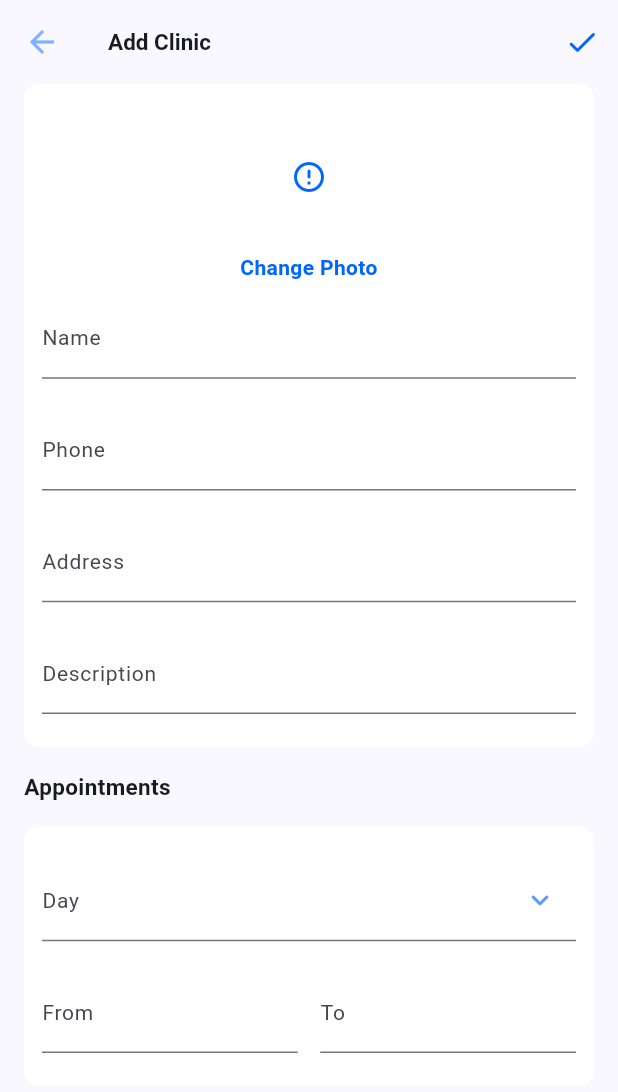
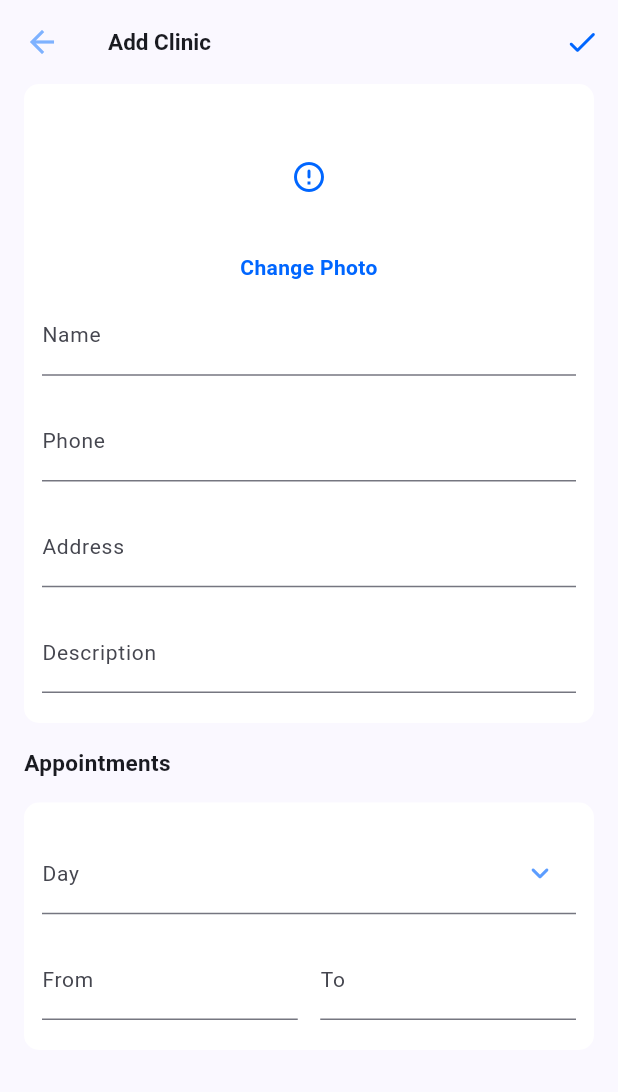
Before and after one commit to Heba-Ramzii/graduation_app, a Flutter app: the AddClinic screen opened directly, on a phone screen of 412 x 824 dp. Shown: the top 1092 px of the screen. Run offline on Flutter 3.47's test engine with Material 3 defaults, Android fonts, the phone set to English and light mode, and no system bars; drawn by our look-alikes of cached_network_image; our stand-ins replace flutter_iconly, flutter_rating_bar, flutter_svg, flutter_switch, font_awesome_flutter, percent_indicator; missing offline and left inert: mobkit_dashed_border; network calls fail.

Commit message:
add_clinic**

```diff
--- a/lib/feature/doctor/widgets/doctor_clinics/clinics/add_clinic/appointment_container.dart
+++ b/lib/feature/doctor/widgets/doctor_clinics/clinics/add_clinic/appointment_container.dart
@@ -13,6 +13,7 @@ class AppointmentContainer extends StatelessWidget {
   @override
   Widget build(BuildContext context) {
     return Container(
+      margin: const EdgeInsets.only(bottom: 20.0),
       padding:  const EdgeInsets.all(12.0),
       decoration: BoxDecoration(
         color: ColorsManager.white,
@@ -28,8 +29,7 @@ class AppointmentContainer extends StatelessWidget {
             onTap: () {},
             icon: Icons.keyboard_arrow_down_rounded,
           ),
-          Expanded(
-            child: Row(
+           Row(
              children: [
               Expanded(
                 child: EditInfoRow(
@@ -50,7 +50,6 @@ class AppointmentContainer extends StatelessWidget {
                ),
             ],
           ),
-          ),
         ],
       ),
     );
--- a/lib/feature/doctor/widgets/profile/edit_info_row.dart
+++ b/lib/feature/doctor/widgets/profile/edit_info_row.dart
@@ -25,7 +25,7 @@ class EditInfoRow extends StatelessWidget {
   @override
   Widget build(BuildContext context) {
     return Padding(
-      padding: const EdgeInsets.symmetric(vertical: 10.0),
+      padding: const EdgeInsets.symmetric(vertical: 8.0),
       child: Column(
         crossAxisAlignment: CrossAxisAlignment.start,
         children: [
@@ -49,7 +49,8 @@ class EditInfoRow extends StatelessWidget {
             onChanged: (text) {
               value = text;
             },
-          ),        ],
+          ),
+        ],
       ),
     );
   }
--- a/lib/main.dart
+++ b/lib/main.dart
@@ -2,7 +2,6 @@ import 'package:flutter/material.dart';
 import 'package:graduation_app/core/theme_manager/colors_manager.dart';
 import 'package:graduation_app/feature/doctor/pages/more/more_screen.dart';
 
-import 'feature/doctor/pages/doctor_clinics/doctor_info.dart';
 
 
 void main() {
```
Lines whose indentation alone changed are shown as unchanged.
